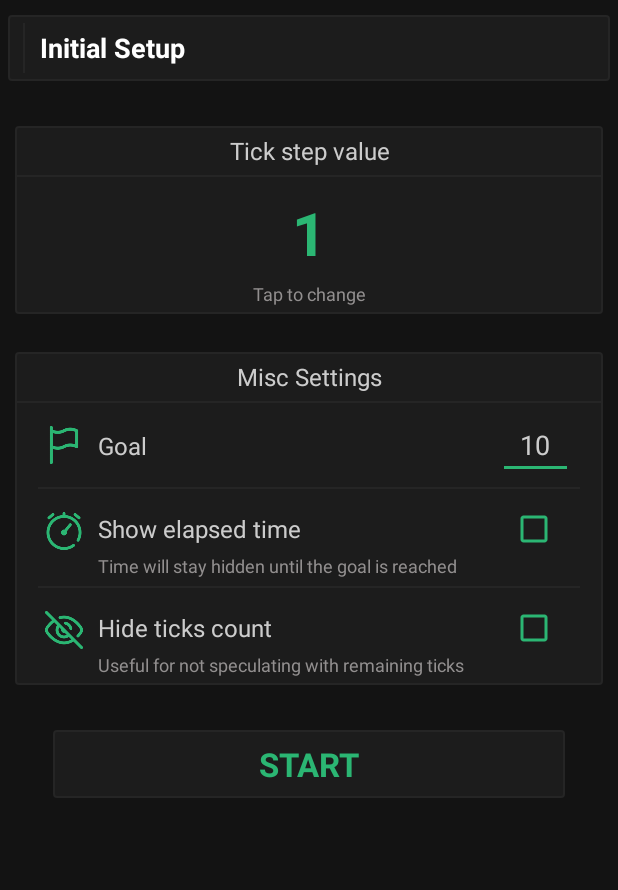
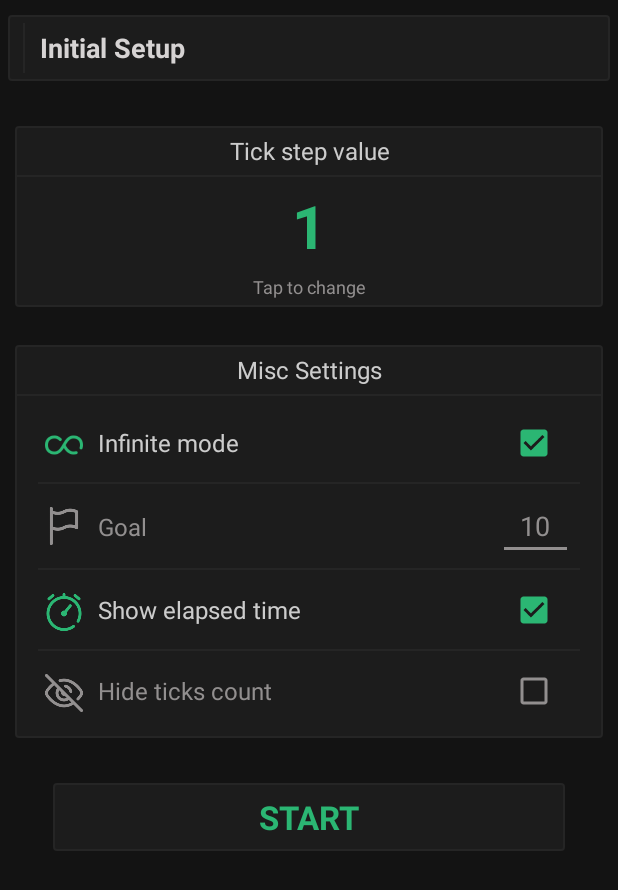
Before and after one commit to SantiWagner/TickCounter, an Android app: the screen it shows after launch (MainActivity), on a phone screen of 412 x 824 dp. Shown: the top 890 px of the screen. Run offline under Robolectric (Android 15) with nearby library versions, the phone set to English and light mode, and no system bars.

Commit message:
Added infinite mode. Rendundant descriptions were taken down. Added the undo button to sort out mistakes.

```diff
--- a/app/src/main/java/com/wagner/tickcounter/MainActivity.java
+++ b/app/src/main/java/com/wagner/tickcounter/MainActivity.java
@@ -2,13 +2,23 @@ package com.wagner.tickcounter;
 
 import androidx.appcompat.app.AlertDialog;
 import androidx.appcompat.app.AppCompatActivity;
+import androidx.core.content.ContextCompat;
+import androidx.core.view.ViewCompat;
+import androidx.core.widget.CompoundButtonCompat;
 
 import android.content.DialogInterface;
 import android.content.Intent;
+import android.content.res.ColorStateList;
+import android.graphics.PorterDuff;
+import android.graphics.drawable.AnimatedVectorDrawable;
+import android.os.Build;
 import android.os.Bundle;
 import android.util.Log;
 import android.view.View;
 import android.widget.CheckBox;
+import android.widget.CompoundButton;
+import android.widget.EditText;
+import android.widget.ImageView;
 import android.widget.TextView;
 
 public class MainActivity extends AppCompatActivity {
@@ -19,6 +29,40 @@ public class MainActivity extends AppCompatActivity {
     protected void onCreate(Bundle savedInstanceState) {
         super.onCreate(savedInstanceState);
         setContentView(R.layout.activity_main);
+
+        ((CheckBox)findViewById(R.id.mode_infinity)).setOnCheckedChangeListener(new CompoundButton.OnCheckedChangeListener() {
+
+                                        @Override
+                                        public void onCheckedChanged(CompoundButton buttonView,boolean isChecked) {
+                                            changeState(!isChecked, (isChecked) ? R.color.secondaryText : R.color.accent,(isChecked) ? R.color.secondaryText : R.color.main_text);
+                                        }
+                                    }
+        );
+
+        changeState(true,  R.color.secondaryText , R.color.secondaryText );
+    }
+
+    public void changeState(boolean state, int color, int textColor){
+        ((EditText)findViewById(R.id.goal_ticks)).setEnabled(state);
+        ((CheckBox)findViewById(R.id.hide_counter_cb)).setEnabled(state);
+        ((CheckBox)findViewById(R.id.hide_counter_cb)).setChecked(false);
+
+        ColorStateList colorStateList = ColorStateList.valueOf(getResources().getColor(color));
+        ViewCompat.setBackgroundTintList( ((EditText)findViewById(R.id.goal_ticks)), colorStateList);
+
+        if (Build.VERSION.SDK_INT < 21) {
+            CompoundButtonCompat.setButtonTintList(((CheckBox)findViewById(R.id.hide_counter_cb)), ColorStateList.valueOf(getResources().getColor(color)));//Use android.support.v4.widget.CompoundButtonCompat when necessary else
+        } else {
+            ((CheckBox)findViewById(R.id.hide_counter_cb)).setButtonTintList(ColorStateList.valueOf(getResources().getColor(color)));//setButtonTintList is accessible directly on API>19
+        }
+
+        ((EditText)findViewById(R.id.goal_ticks)).setTextColor(getResources().getColor(textColor));
+
+        ((TextView)findViewById(R.id.goal_textview)).setTextColor(getResources().getColor(textColor));
+        ((TextView)findViewById(R.id.hide_ticks_textview)).setTextColor(getResources().getColor(textColor));
+
+        ((ImageView)findViewById(R.id.goal_imageview)).setColorFilter(ContextCompat.getColor(getApplicationContext(), color), PorterDuff.Mode.SRC_IN);
+        ((ImageView)findViewById(R.id.hide_ticks_imageview)).setColorFilter(ContextCompat.getColor(getApplicationContext(), color), PorterDuff.Mode.SRC_IN);
     }
 
     public void openTickPicker(View v){
@@ -38,6 +82,7 @@ public class MainActivity extends AppCompatActivity {
 
     public void startTickCounter(View v){
         Intent myIntent = new Intent(getApplicationContext(), CounterActivity.class);
+        myIntent.putExtra("infinity_mode",  ((CheckBox)findViewById(R.id.mode_infinity)).isChecked());
         myIntent.putExtra("hide_ticks",  ((CheckBox)findViewById(R.id.hide_counter_cb)).isChecked());
         myIntent.putExtra("show_total", ((CheckBox)findViewById(R.id.show_elapsed_cb)).isChecked());
         myIntent.putExtra("ticks_increment",Integer.parseInt(((TextView) findViewById(R.id.tick_value_tv)).getText().toString()));
--- /dev/null
+++ b/app/src/main/res/drawable/ic_undo_black_24dp.xml
@@ -0,0 +1,5 @@
+<vector android:height="24dp" android:tint="#FFFFFF"
+    android:viewportHeight="24.0" android:viewportWidth="24.0"
+    android:width="24dp" xmlns:android="http://schemas.android.com/apk/res/android">
+    <path android:fillColor="#FF000000" android:pathData="M12.5,8c-2.65,0 -5.05,0.99 -6.9,2.6L2,7v9h9l-3.62,-3.62c1.39,-1.16 3.16,-1.88 5.12,-1.88 3.54,0 6.55,2.31 7.6,5.5l2.37,-0.78C21.08,11.03 17.15,8 12.5,8z"/>
+</vector>
--- a/app/src/main/res/layout/activity_main.xml
+++ b/app/src/main/res/layout/activity_main.xml
@@ -44,7 +44,7 @@
             android:layout_marginStart="10dp"
             android:layout_weight="1"
             android:text="Initial Setup"
-            android:textColor="@android:color/background_light"
+            android:textColor="@color/titleText"
             android:textSize="18sp"
             android:textStyle="bold" />
 
@@ -81,7 +81,7 @@
             android:id="@+id/tick_value_tv"
             android:layout_width="match_parent"
             android:layout_height="wrap_content"
-            android:layout_marginTop="10dp"
+            android:layout_marginTop="5dp"
             android:text="1"
             android:textAlignment="center"
             android:textColor="@color/accent"
@@ -129,7 +129,59 @@
             android:layout_width="match_parent"
             android:layout_height="1dp"
             android:layout_marginTop="5dp"
+            android:layout_marginBottom="10dp"
+            android:background="@color/colorAccent" />
+
+        <LinearLayout
+            android:layout_width="match_parent"
+            android:layout_height="match_parent"
+            android:layout_weight="0"
+            android:orientation="horizontal">
+
+            <ImageView
+                android:id="@+id/imageView3"
+                android:layout_width="25dp"
+                android:layout_height="25dp"
+                android:layout_marginStart="20dp"
+                android:layout_marginTop="10dp"
+                android:layout_marginEnd="10dp"
+                android:tint="@color/accent"
+                app:srcCompat="@drawable/infinity" />
+
+            <TextView
+                android:id="@+id/textView9"
+                android:layout_width="wrap_content"
+                android:layout_height="wrap_content"
+                android:layout_marginTop="5dp"
+                android:layout_weight="1"
+                android:text="Infinite mode"
+                android:textColor="@color/main_text"
+                android:textSize="16sp" />
+
+            <CheckBox
+                android:id="@+id/mode_infinity"
+                android:layout_width="wrap_content"
+                android:layout_height="wrap_content"
+                android:layout_marginTop="5dp"
+                android:layout_marginEnd="30dp"
+                android:buttonTint="@color/accent"
+                android:checked="true"
+                android:textColor="@color/main_text"
+                android:textColorHighlight="@color/accent"
+                android:textColorHint="@color/accent"
+                android:textSize="16sp" />
+
+        </LinearLayout>
+
+        <View
+            android:id="@+id/view15"
+            android:layout_width="match_parent"
+            android:layout_height="1dp"
+            android:layout_marginStart="15dp"
+            android:layout_marginTop="10dp"
+            android:layout_marginEnd="15dp"
             android:layout_marginBottom="5dp"
+            android:layout_weight="1"
             android:background="@color/colorAccent" />
 
         <LinearLayout
@@ -138,21 +190,21 @@
             android:orientation="horizontal">
 
             <ImageView
-                android:id="@+id/imageView2"
+                android:id="@+id/goal_imageview"
                 android:layout_width="25dp"
                 android:layout_height="25dp"
                 android:layout_marginStart="20dp"
                 android:layout_marginTop="10dp"
                 android:layout_marginEnd="10dp"
                 android:layout_weight="0"
-                android:tint="@color/accent"
                 app:srcCompat="@drawable/nation" />
 
             <TextView
-                android:id="@+id/textView11"
+                android:id="@+id/goal_textview"
                 android:layout_width="wrap_content"
                 android:layout_height="wrap_content"
                 android:layout_weight="1"
+                android:enabled="false"
                 android:text="Goal"
                 android:textColor="@color/main_text"
                 android:textSize="16sp" />
@@ -165,6 +217,7 @@
                 android:layout_marginEnd="20dp"
                 android:backgroundTint="@color/accent"
                 android:ems="10"
+                android:enabled="false"
                 android:inputType="number"
                 android:maxLength="4"
                 android:text="10"
@@ -217,6 +270,7 @@
                 android:layout_marginTop="5dp"
                 android:layout_marginEnd="30dp"
                 android:buttonTint="@color/accent"
+                android:checked="true"
                 android:textColor="@color/main_text"
                 android:textColorHighlight="@color/accent"
                 android:textColorHint="@color/accent"
@@ -224,21 +278,12 @@
 
         </LinearLayout>
 
-        <TextView
-            android:id="@+id/textView14"
-            android:layout_width="match_parent"
-            android:layout_height="wrap_content"
-            android:layout_marginStart="55dp"
-            android:text="Time will stay hidden until the goal is reached"
-            android:textColor="@color/secondaryText"
-            android:textSize="12sp" />
-
         <View
             android:id="@+id/view6"
             android:layout_width="match_parent"
             android:layout_height="1dp"
             android:layout_marginStart="15dp"
-            android:layout_marginTop="5dp"
+            android:layout_marginTop="10dp"
             android:layout_marginEnd="15dp"
             android:layout_marginBottom="5dp"
             android:layout_weight="1"
@@ -247,11 +292,12 @@
         <LinearLayout
             android:layout_width="match_parent"
             android:layout_height="match_parent"
+            android:layout_marginBottom="15dp"
             android:layout_weight="0"
             android:orientation="horizontal">
 
             <ImageView
-                android:id="@+id/imageView3"
+                android:id="@+id/hide_ticks_imageview"
                 android:layout_width="25dp"
                 android:layout_height="25dp"
                 android:layout_marginStart="20dp"
@@ -261,7 +307,7 @@
                 app:srcCompat="@drawable/hide" />
 
             <TextView
-                android:id="@+id/textView9"
+                android:id="@+id/hide_ticks_textview"
                 android:layout_width="wrap_content"
                 android:layout_height="wrap_content"
                 android:layout_marginTop="5dp"
@@ -278,20 +324,8 @@
                 android:layout_marginEnd="30dp"
                 android:buttonTint="@color/accent"
                 android:textColor="@color/main_text"
-                android:textColorHighlight="@color/accent"
-                android:textColorHint="@color/accent"
                 android:textSize="16sp" />
         </LinearLayout>
-
-        <TextView
-            android:id="@+id/textView3"
-            android:layout_width="match_parent"
-            android:layout_height="wrap_content"
-            android:layout_marginStart="55dp"
-            android:layout_marginBottom="5dp"
-            android:text="Useful for not speculating with remaining ticks"
-            android:textColor="@color/secondaryText"
-            android:textSize="12sp" />
 
     </LinearLayout>
 
--- a/app/src/main/res/values/colors.xml
+++ b/app/src/main/res/values/colors.xml
@@ -8,4 +8,5 @@
     <color name="secondaryBackground">#1C1C1C</color>
     <color name="main_text">#CCCCCC</color>
     <color name="secondaryText">#928F8F</color>
+    <color name="titleText">#D6D3D3</color>
 </resources>
```
Also changed, not shown: app/src/main/java/com/wagner/tickcounter/CounterActivity.java (+22 -4 lines), app/src/main/res/layout/activity_counter.xml (+12 -3 lines), app/src/main/res/drawable/infinity.png (added).
